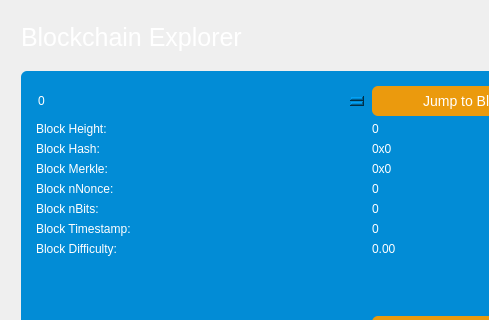
First picture: the form in src/qt/forms/blockbrowser.ui, repository NoLimitCoin/NoLimitCoin-Core, before the edit; both pictures show x 0 to 489 and y 0 to 320 of the 794 by 405 pixel window.
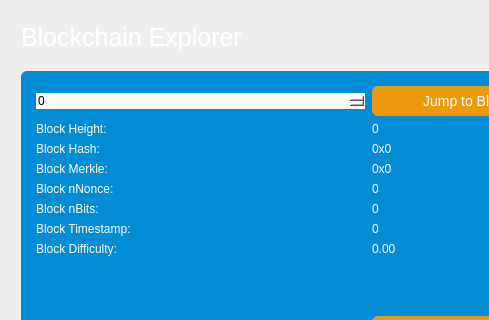
Second picture: the form after the edit.

Commit message: explorer input background colors

```diff
--- a/src/qt/forms/blockbrowser.ui
+++ b/src/qt/forms/blockbrowser.ui
@@ -228,6 +228,11 @@
            <verstretch>0</verstretch>
           </sizepolicy>
          </property>
+         <property name="styleSheet">
+          <string notr="true">background: white;
+color: black;
+border-radius: 0;</string>
+         </property>
          <property name="maximum">
           <number>99999999</number>
          </property>
```
